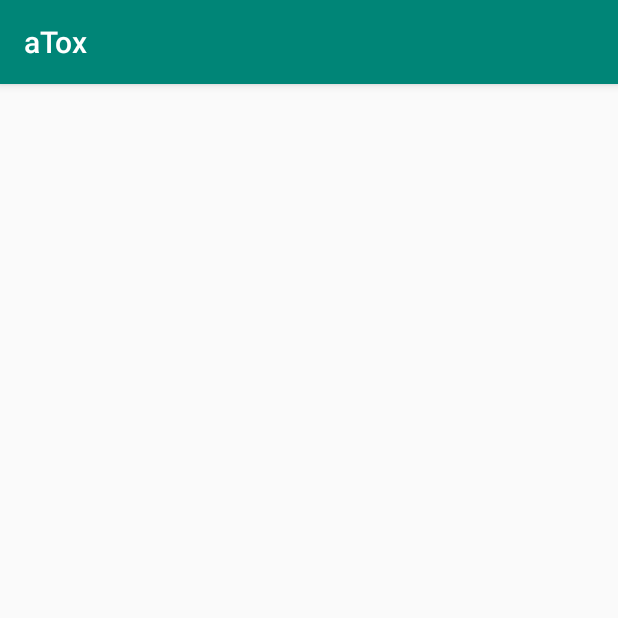
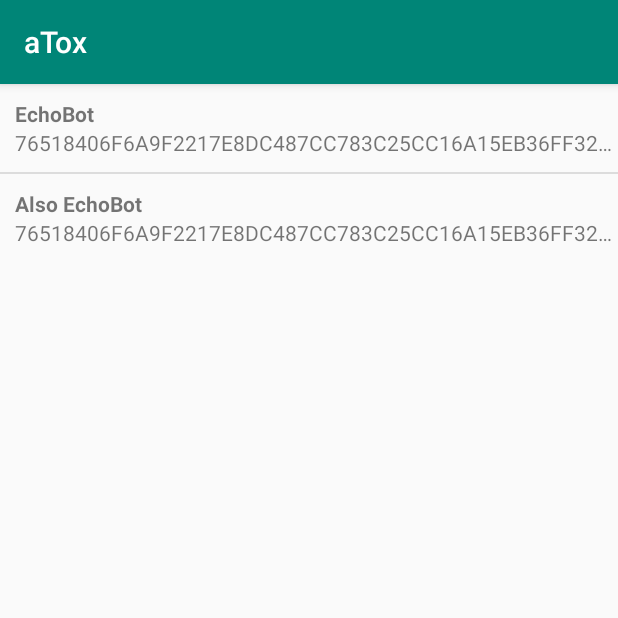
Before and after one commit to evilcorpltd/aTox, an Android app: the ContactListActivity screen opened directly, with no data from a screen before it, on a phone screen of 412 x 824 dp, the top half of it. Run offline under Robolectric (Android 15) with nearby library versions, the phone set to English and light mode, and no system bars.

Commit message:
Implement a contact list view

```diff
--- /dev/null
+++ b/app/src/main/java/ltd/evilcorp/atox/ContactAdapter.kt
@@ -0,0 +1,42 @@
+package ltd.evilcorp.atox
+
+import android.content.Context
+import android.view.LayoutInflater
+import android.view.View
+import android.view.ViewGroup
+import android.widget.BaseAdapter
+import android.widget.TextView
+
+class ContactAdapter(private val context: Context, private val contacts: ArrayList<ContactModel>) :
+    BaseAdapter() {
+
+    override fun getCount(): Int = contacts.size
+    override fun getItem(position: Int): Any = contacts[position]
+    override fun getItemId(position: Int): Long = position.toLong()
+
+    override fun getView(position: Int, convertView: View?, parent: ViewGroup): View {
+        val view: View?
+        val vh: ViewHolder
+
+        if (convertView == null) {
+            val inflater = context
+                .getSystemService(Context.LAYOUT_INFLATER_SERVICE) as LayoutInflater
+            view = inflater.inflate(R.layout.contact_list_view_item, null, true)
+            vh = ViewHolder(view)
+            view.tag = vh
+        } else {
+            view = convertView
+            vh = view.tag as ViewHolder
+        }
+
+        vh.name.text = contacts[position].name
+        vh.toxId.text = contacts[position].toxId
+
+        return view!!
+    }
+
+    private class ViewHolder(row: View) {
+        val name: TextView = row.findViewById(R.id.name) as TextView
+        val toxId: TextView = row.findViewById(R.id.toxId) as TextView
+    }
+}
--- a/app/src/main/java/ltd/evilcorp/atox/ContactListActivity.kt
+++ b/app/src/main/java/ltd/evilcorp/atox/ContactListActivity.kt
@@ -2,11 +2,27 @@ package ltd.evilcorp.atox
 
 import android.support.v7.app.AppCompatActivity
 import android.os.Bundle
+import android.widget.ListView
 
 class ContactListActivity : AppCompatActivity() {
-
     override fun onCreate(savedInstanceState: Bundle?) {
         super.onCreate(savedInstanceState)
         setContentView(R.layout.activity_contact_list)
+
+        val listView = findViewById<ListView>(R.id.contactList)
+        val contacts = ArrayList<ContactModel>()
+        contacts.add(
+            ContactModel(
+                "EchoBot",
+                "76518406F6A9F2217E8DC487CC783C25CC16A15EB36FF32E335A235342C48A39218F515C39A6"
+            )
+        )
+        contacts.add(
+            ContactModel(
+                "Also EchoBot",
+                "76518406F6A9F2217E8DC487CC783C25CC16A15EB36FF32E335A235342C48A39218F515C39A6"
+            )
+        )
+        listView.adapter = ContactAdapter(this, contacts)
     }
 }
--- /dev/null
+++ b/app/src/main/java/ltd/evilcorp/atox/ContactModel.kt
@@ -0,0 +1,3 @@
+package ltd.evilcorp.atox
+
+class ContactModel(var name: String, val toxId: String)
--- a/app/src/main/res/layout/activity_contact_list.xml
+++ b/app/src/main/res/layout/activity_contact_list.xml
@@ -2,9 +2,11 @@
 <android.support.constraint.ConstraintLayout
         xmlns:android="http://schemas.android.com/apk/res/android"
         xmlns:tools="http://schemas.android.com/tools"
-        xmlns:app="http://schemas.android.com/apk/res-auto"
         android:layout_width="match_parent"
         android:layout_height="match_parent"
         tools:context=".ContactListActivity">
-
+    <ListView
+            android:id="@+id/contactList"
+            android:layout_width="wrap_content"
+            android:layout_height="wrap_content"/>
 </android.support.constraint.ConstraintLayout>
--- /dev/null
+++ b/app/src/main/res/layout/contact_list_view_item.xml
@@ -0,0 +1,26 @@
+<?xml version="1.0" encoding="utf-8"?>
+<LinearLayout xmlns:android="http://schemas.android.com/apk/res/android"
+              android:layout_width="match_parent"
+              android:layout_height="match_parent"
+              android:orientation="vertical">
+    <LinearLayout
+            android:layout_width="match_parent"
+            android:layout_height="wrap_content"
+            android:orientation="vertical"
+            android:layout_marginTop="10dp"
+            android:layout_marginBottom="10dp"
+            android:layout_marginStart="10dp">
+        <TextView
+                android:id="@+id/name"
+                android:layout_width="wrap_content"
+                android:layout_height="wrap_content"
+                android:gravity="center_vertical"
+                android:textStyle="bold"/>
+        <TextView
+                android:id="@+id/toxId"
+                android:layout_width="wrap_content"
+                android:layout_height="wrap_content"
+                android:maxLines="1"
+                android:ellipsize="end"/>
+    </LinearLayout>
+</LinearLayout>
```
